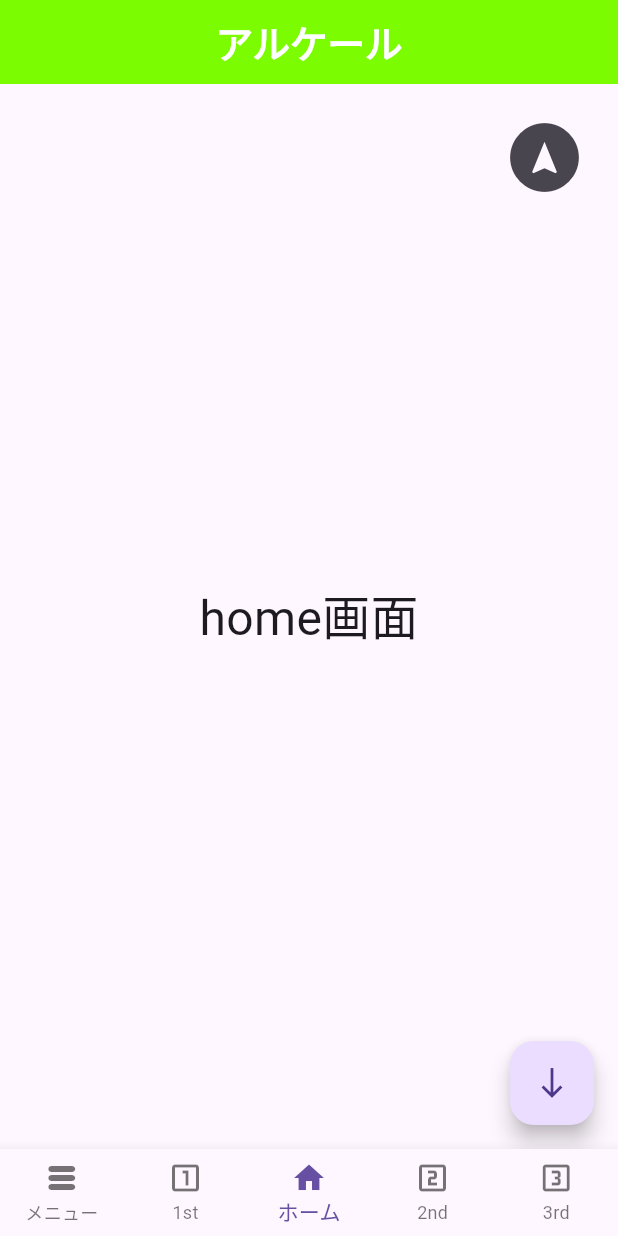
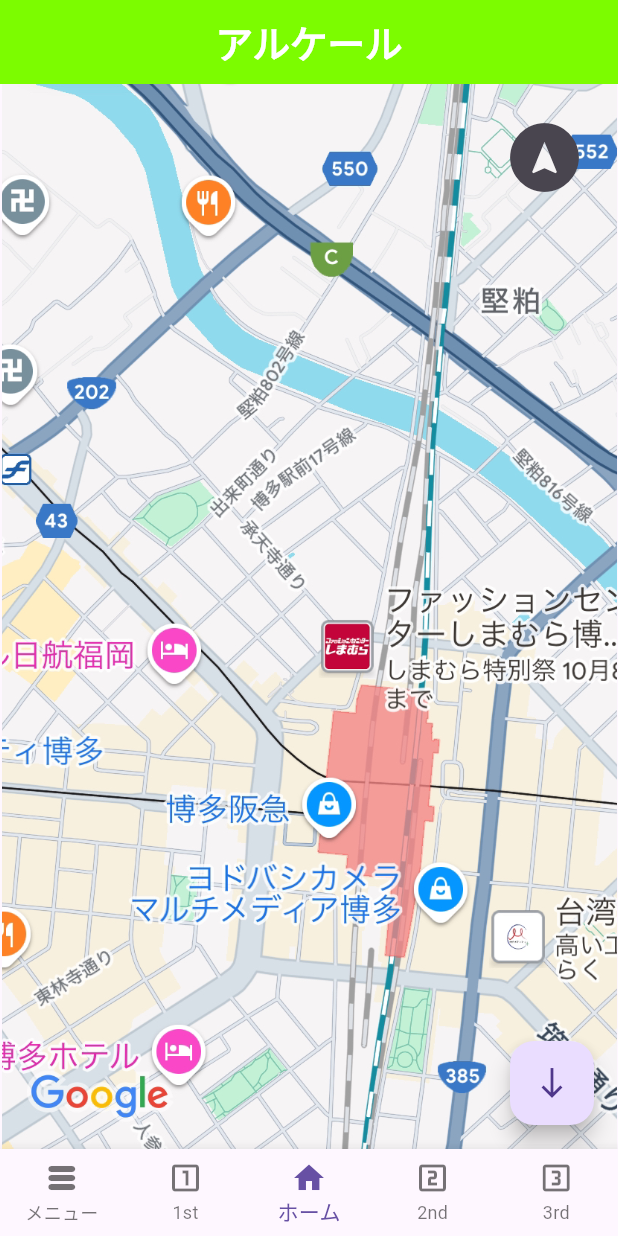
Before and after one commit to giant-shrimp/Chikuhou_frontend, a Flutter app: the screen it shows after launch, on a phone screen of 412 x 824 dp. Run offline on Flutter 3.47's test engine with Material 3 defaults, Android fonts, the light colour scheme and no system bars; our stand-ins replace hooks_riverpod, settings_ui; generated files the repository leaves out were written again.

Commit message:
ホーム画面に地図画像挿入

```diff
--- a/lib/src/screens/home.dart
+++ b/lib/src/screens/home.dart
@@ -11,10 +11,12 @@
       ),
       body: Stack(
         children: [
-          const Center(
-            child: Text(
-              'home画面',
-              style: TextStyle(fontSize: 32.0),
+          Center(
+            child: Image.asset(
+              'assets/image.png', // assetsフォルダ内の画像を表示
+              width: 410, // 必要に応じて幅を調整
+              height: 800, // 必要に応じて高さを調整
+              fit: BoxFit.cover, // 画像をボックスにフィットさせる方法
             ),
           ),
           Positioned(
--- a/pubspec.yaml
+++ b/pubspec.yaml
@@ -66,6 +66,9 @@
   # the material Icons class.
   uses-material-design: true
 
+  assets:
+    - assets/image.png
+
   # To add assets to your application, add an assets section, like this:
   # assets:
   #   - images/a_dot_burr.jpeg
```
Also changed, not shown: assets/image.png (added).
